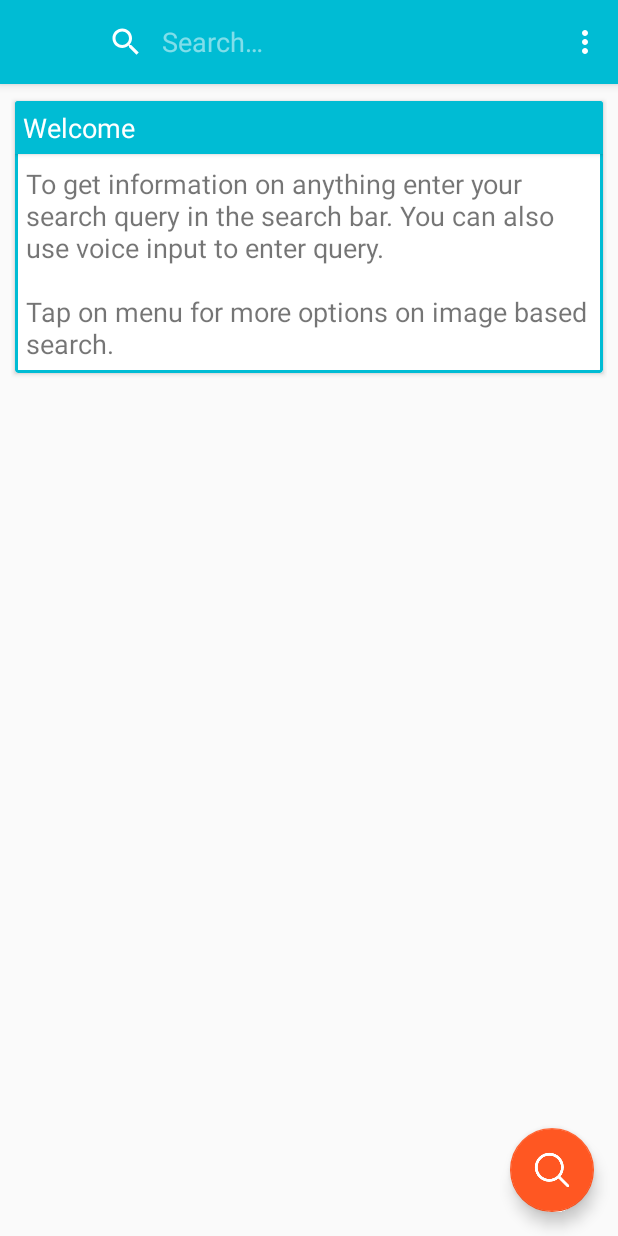
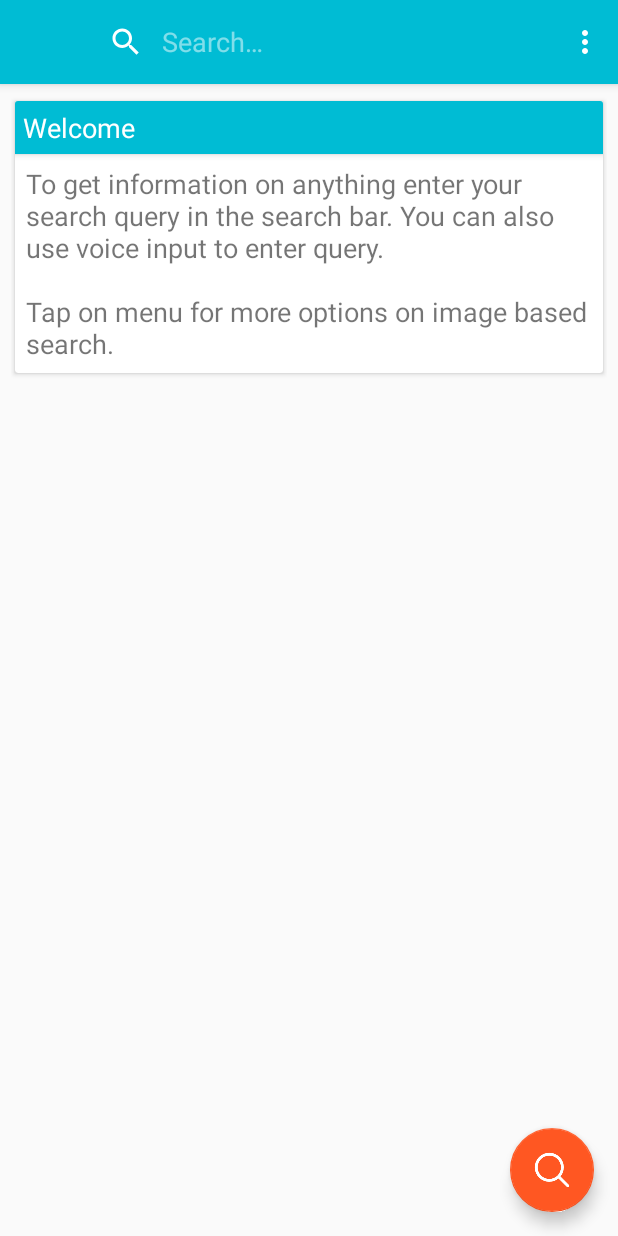
Before and after one commit to sumitsahoo/AskMeAnything, an Android app: the screen it shows after launch (MainActivity), on a phone screen of 412 x 824 dp. Run offline under Robolectric (Android 15) with nearby library versions, the light colour scheme and no system bars; libraries missing offline, so code that uses them is left out: com.facebook.common, com.facebook.drawee, com.facebook.imagepipeline; plain views replace SimpleDraweeView; pictures from the network do not load; 8 statements that could not run were skipped.

Commit message:
Add elevation property

```diff
--- a/app/src/main/res/layout/result_pod_card_layout.xml
+++ b/app/src/main/res/layout/result_pod_card_layout.xml
@@ -9,7 +9,6 @@
     <RelativeLayout
         android:layout_width="match_parent"
         android:layout_height="wrap_content"
-        android:background="@drawable/bg_rounded_rectangle"
         android:clipToPadding="false">
 
         <TextView
@@ -17,7 +16,7 @@
             android:layout_width="match_parent"
             android:layout_height="wrap_content"
             android:background="@color/colorPrimary"
-            android:elevation="2dp"
+            android:elevation="3dp"
             android:padding="5dp"
             android:text="Result Title"
             android:textColor="@color/header_text_color"
```
